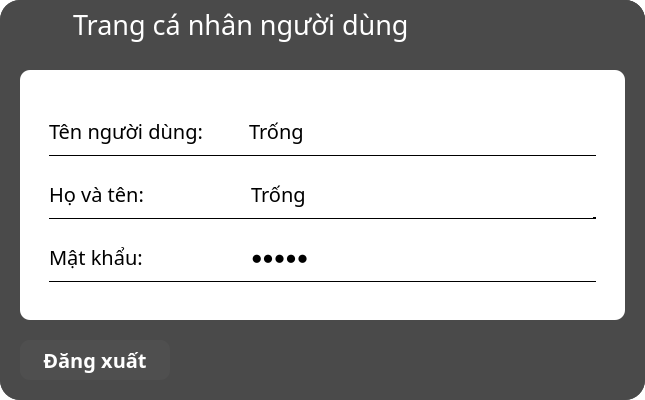
Above: UI_Files/profile_form.ui from hoangm960/Astraea before the change. Below: the same form after it.
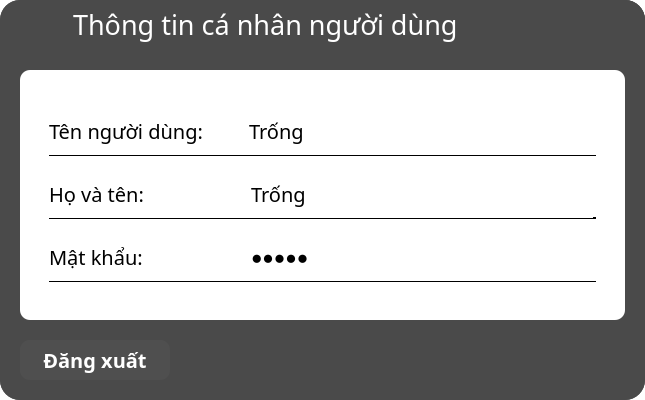
That is the form after the change. Icons and pictures are not drawn.

Patch:
```diff
--- a/UI_Files/profile_form.ui
+++ b/UI_Files/profile_form.ui
@@ -138,7 +138,7 @@
 </string>
          </property>
          <property name="text">
-          <string>Trang cá nhân người dùng</string>
+          <string>Thông tin cá nhân người dùng</string>
          </property>
         </widget>
        </item>
```
